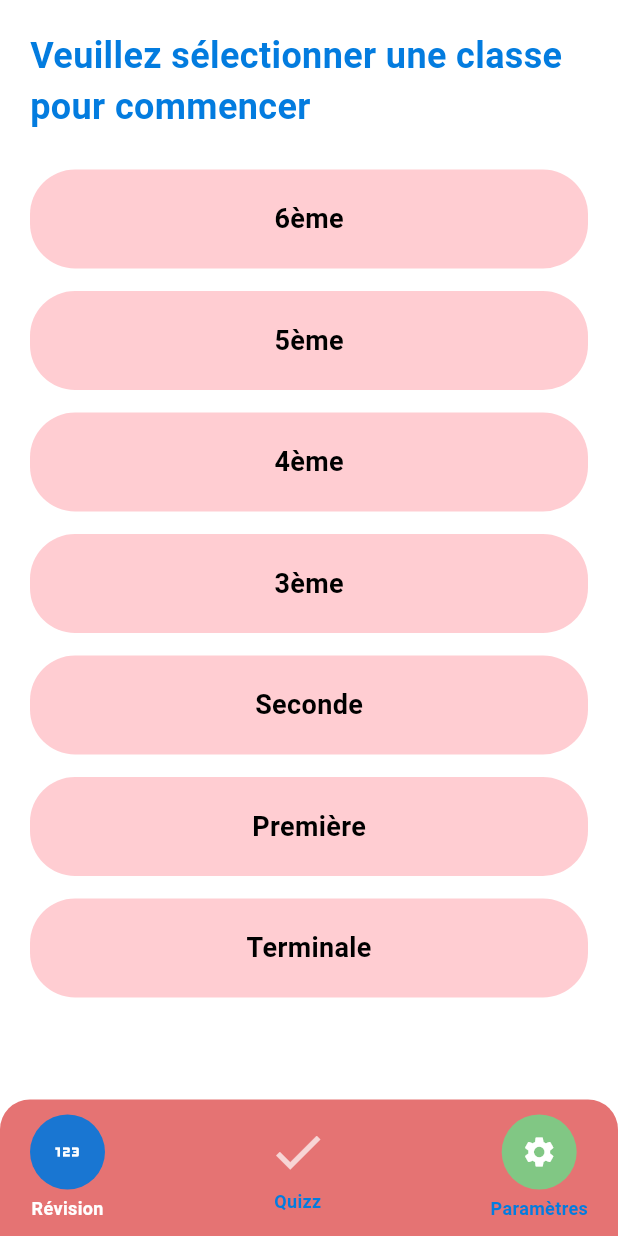
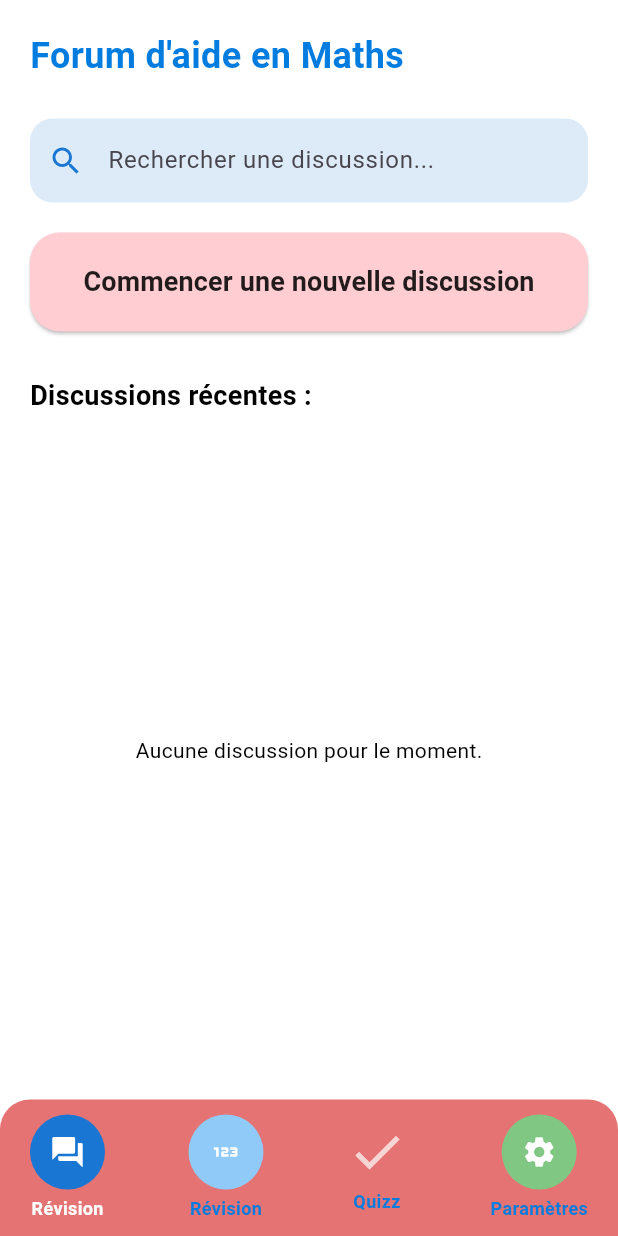
Before and after one commit to bounebs/MathBoostPlus, a Flutter app: the screen it shows after launch, on a phone screen of 412 x 824 dp. Run offline on Flutter 3.47's test engine with Material 3 defaults, Android fonts, the phone set to English and light mode, and no system bars.

Commit message:
Création forum part 1

```diff
--- /dev/null
+++ b/application_mathboostplusv0/lib/forum/forum.dart
@@ -0,0 +1,92 @@
+import 'package:flutter/material.dart';
+
+class ForumPage extends StatelessWidget {
+  const ForumPage({super.key});
+
+  // Couleur utilisée dans les items de classe (Colors.red.shade100)
+  static final Color discussionButtonColor = Colors.red.shade100;
+
+  // Couleur pour le champ de recherche (bleu)
+  static final Color searchButtonColor = Colors.blue.shade700;
+
+  @override
+  Widget build(BuildContext context) {
+    // Le SafeArea est inclus dans la HomePage, mais je le mets ici pour plus de sécurité.
+    return SafeArea(
+      child: Padding(
+        padding: const EdgeInsets.all(20.0),
+        child: Column(
+          crossAxisAlignment: CrossAxisAlignment.stretch,
+          children: [
+            const Text(
+              "Forum d'aide en Maths",
+              style: TextStyle(
+                fontSize: 24,
+                fontWeight: FontWeight.bold,
+                color: Color.fromARGB(255, 3, 124, 223),
+              ),
+            ),
+            const SizedBox(height: 25),
+
+            // 1. Champ de Recherche Bleu
+            TextField(
+              decoration: InputDecoration(
+                hintText: "Rechercher une discussion...",
+                prefixIcon: Icon(Icons.search, color: searchButtonColor),
+                border: OutlineInputBorder(
+                  borderRadius: BorderRadius.circular(15),
+                  borderSide: BorderSide.none,
+                ),
+                filled: true,
+                fillColor: searchButtonColor.withOpacity(0.15), // Un fond légèrement bleuté
+              ),
+              onTap: () {
+                // Logique de recherche à implémenter
+                print('Recherche cliquée');
+              },
+            ),
+
+            const SizedBox(height: 20),
+
+            // 2. Bouton "Commencer une nouvelle discussion" (Couleur Rouge/Rose)
+            ElevatedButton(
+              onPressed: () {
+                // Logique pour ouvrir un formulaire de nouvelle discussion
+                print('Nouvelle discussion démarrée');
+              },
+              style: ElevatedButton.styleFrom(
+                backgroundColor: discussionButtonColor, // Couleur de fond du bouton
+                foregroundColor: Colors.black87, // Couleur du texte
+                padding: const EdgeInsets.symmetric(vertical: 20),
+                shape: RoundedRectangleBorder(
+                  borderRadius: BorderRadius.circular(20),
+                ),
+              ),
+              child: const Text(
+                "Commencer une nouvelle discussion",
+                style: TextStyle(
+                  fontSize: 18,
+                  fontWeight: FontWeight.bold,
+                ),
+              ),
+            ),
+
+            const SizedBox(height: 30),
+
+            // Espace pour la liste des discussions (à implémenter plus tard)
+            const Text(
+              "Discussions récentes :",
+              style: TextStyle(fontSize: 18, fontWeight: FontWeight.bold),
+            ),
+            const SizedBox(height: 10),
+            const Expanded(
+              child: Center(
+                child: Text("Aucune discussion pour le moment."),
+              ),
+            ),
+          ],
+        ),
+      ),
+    );
+  }
+}
--- a/application_mathboostplusv0/lib/home.dart
+++ b/application_mathboostplusv0/lib/home.dart
@@ -1,5 +1,6 @@
 import 'package:flutter/material.dart';
 import 'parametres/parametres.dart';
+import 'forum/forum.dart';
 
 class HomePage extends StatefulWidget {
   const HomePage({super.key});
@@ -23,6 +24,10 @@ class _HomePageState extends State<HomePage> {
   ];
 
   // ---- PAGES ----
+  Widget pageForum() {
+    return ForumPage();
+  }
+
   Widget pageRevision() {
     return SafeArea(
       child: Padding(
@@ -92,6 +97,7 @@ class _HomePageState extends State<HomePage> {
       body: IndexedStack(
         index: currentIndex,
         children: [
+          pageForum(),
           pageRevision(),
           pageQuizz(),
           pageSettings(),
@@ -112,7 +118,7 @@ class _HomePageState extends State<HomePage> {
           mainAxisAlignment: MainAxisAlignment.spaceBetween,
           children: [
 
-            // ---- Révision ----
+             // ---- Forum  ----
             GestureDetector(
               onTap: () {
                 setState(() => currentIndex = 0);
@@ -124,9 +130,9 @@ class _HomePageState extends State<HomePage> {
                     radius: 25,
                     backgroundColor: currentIndex == 0
                         ? Colors.blue.shade700
-                        : Colors.blue.shade200,
+                        : Colors.blue.shade300,
                     child: const Icon(
-                      Icons.onetwothree,
+                      Icons.forum,
                       color: Colors.white,
                     ),
                   ),
@@ -145,7 +151,7 @@ class _HomePageState extends State<HomePage> {
               ),
             ),
 
-            // ---- Quizz ----
+            // ---- Révision ----
             GestureDetector(
               onTap: () {
                 setState(() => currentIndex = 1);
@@ -153,14 +159,19 @@ class _HomePageState extends State<HomePage> {
               child: Column(
                 mainAxisSize: MainAxisSize.min,
                 children: [
-                  Icon(
-                    Icons.check,
-                    size: 40,
-                    color: currentIndex == 1 ? Colors.white : Colors.white70,
+                  CircleAvatar(
+                    radius: 25,
+                    backgroundColor: currentIndex == 1
+                        ? Colors.blue.shade700
+                        : Colors.blue.shade200,
+                    child: const Icon(
+                      Icons.onetwothree,
+                      color: Colors.white,
+                    ),
                   ),
                   const SizedBox(height: 4),
                   Text(
-                    "Quizz",
+                    "Révision",
                     style: TextStyle(
                       fontSize: 12,
                       color: currentIndex == 1
@@ -173,7 +184,7 @@ class _HomePageState extends State<HomePage> {
               ),
             ),
 
-            // ---- Paramètres ----
+            // ---- Quizz ----
             GestureDetector(
               onTap: () {
                 setState(() => currentIndex = 2);
@@ -181,9 +192,37 @@ class _HomePageState extends State<HomePage> {
               child: Column(
                 mainAxisSize: MainAxisSize.min,
                 children: [
+                  Icon(
+                    Icons.check,
+                    size: 40,
+                    color: currentIndex == 2 ? Colors.white : Colors.white70,
+                  ),
+                  const SizedBox(height: 4),
+                  Text(
+                    "Quizz",
+                    style: TextStyle(
+                      fontSize: 12,
+                      color: currentIndex == 2
+                          ? Colors.white
+                          : const Color.fromARGB(255, 3, 124, 223),
+                      fontWeight: FontWeight.w600,
+                    ),
+                  ),
+                ],
+              ),
+            ),
+
+            // ---- Paramètres ----
+            GestureDetector(
+              onTap: () {
+                setState(() => currentIndex = 3);
+              },
+              child: Column(
+                mainAxisSize: MainAxisSize.min,
+                children: [
                   CircleAvatar(
                     radius: 25,
-                    backgroundColor: currentIndex == 2
+                    backgroundColor: currentIndex == 3
                         ? Colors.green.shade700
                         : Colors.green.shade300,
                     child: const Icon(
@@ -196,7 +235,7 @@ class _HomePageState extends State<HomePage> {
                     "Paramètres",
                     style: TextStyle(
                       fontSize: 12,
-                      color: currentIndex == 2
+                      color: currentIndex == 3
                           ? Colors.white
                           : const Color.fromARGB(255, 3, 124, 223),
                       fontWeight: FontWeight.w600,
```
